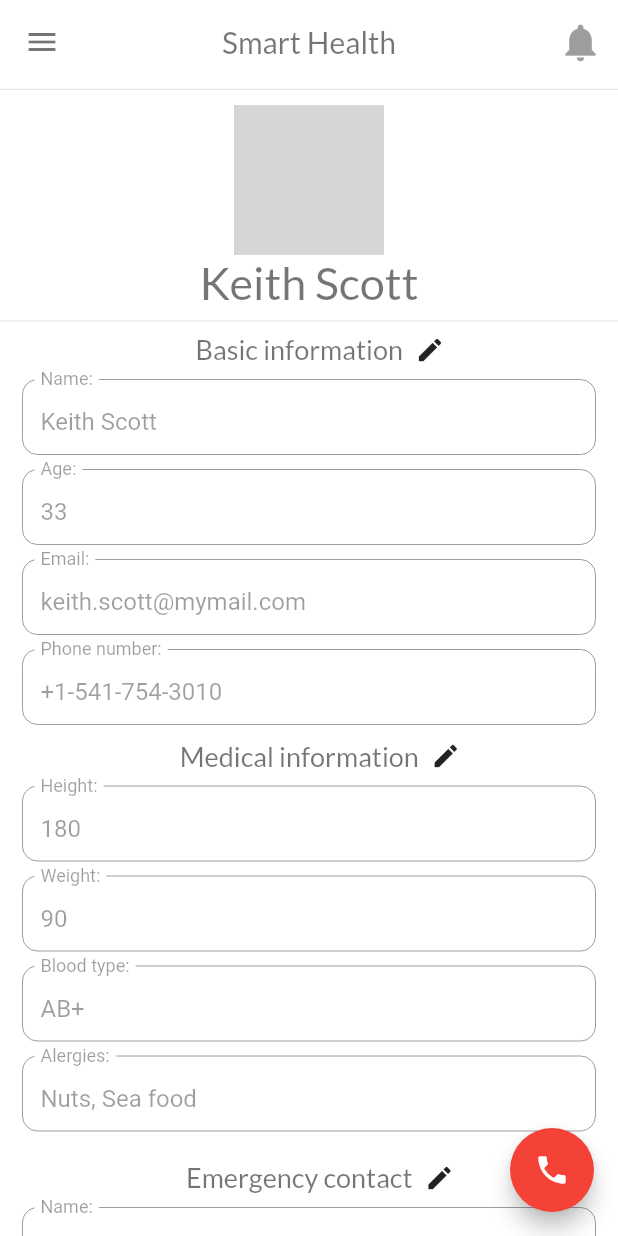
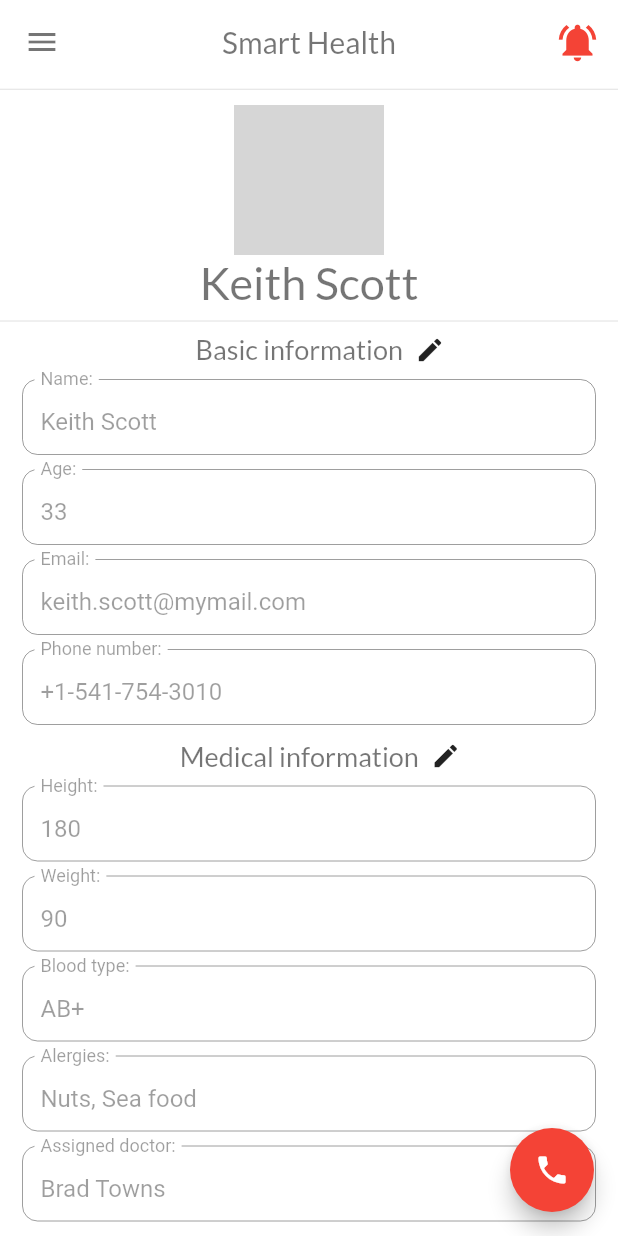
Before and after one commit to Hazaaa/Smart_Health-v1.0, a Flutter app: the ProfilePage screen opened by its route, on a phone screen of 412 x 824 dp. Run offline on Flutter 3.47's test engine with Material 2 defaults, Android fonts, the phone set to English and light mode, and no system bars; drawn by our look-alikes of flutter_speed_dial; our stand-ins replace google_fonts, google_maps_flutter; missing offline and left inert: call_number; network calls fail; grey boxes are pictures that could not be loaded.

```diff
--- a/lib/custom_widgets/appbar.dart
+++ b/lib/custom_widgets/appbar.dart
@@ -1,4 +1,5 @@
 import 'package:flutter/material.dart';
+import 'package:smart_health/routing/routes.dart';
 import 'package:smart_health/themes/custom_theme.dart';
 
 class CustomAppBar extends StatelessWidget implements PreferredSizeWidget {
@@ -23,9 +24,14 @@ class CustomAppBar extends StatelessWidget implements PreferredSizeWidget {
       centerTitle: true,
       actions: <Widget>[
         Padding(
-          padding: EdgeInsets.only(right: 10.0),
-          child: Icon(Icons.notifications, color: Colors.grey, size: 30.0),
-        ),
+            padding: EdgeInsets.only(right: 3.0),
+            child: IconButton(
+              icon: Icon(Icons.notifications_active,
+                  color: Colors.red, size: 30.0),
+              onPressed: () {
+                Navigator.of(context).pushReplacementNamed(NotificationsPageRoute);
+              },
+            )),
       ],
       bottom: PreferredSize(
         child: Divider(
--- a/lib/custom_widgets/drawer.dart
+++ b/lib/custom_widgets/drawer.dart
@@ -29,6 +29,9 @@ class CustomDrawer extends StatelessWidget {
                 ListTile(
                   leading: Icon(Icons.map, size: 35.0),
                   title: Text("Personal routes"),
+                  onTap: () {
+                    Navigator.of(context).pushReplacementNamed(PersonalRoutesPageRoute);
+                  },
                 ),
                 Divider(),
                 ListTile(
@@ -50,6 +53,9 @@ class CustomDrawer extends StatelessWidget {
                 ListTile(
                   leading: Icon(Icons.description, size: 35.0),
                   title: Text("Records"),
+                  onTap: () {
+                    Navigator.of(context).pushReplacementNamed(RecordsPageRoute);
+                  },
                 ),
                 Divider()
               ],
--- a/lib/pages/profile_page.dart
+++ b/lib/pages/profile_page.dart
@@ -32,7 +32,8 @@ class _ProfilePageState extends State<ProfilePage> {
     'height': null,
     'weight': null,
     'bloodType': null,
-    'alergies': null
+    'alergies': null,
+    'doctor': null
   };
   Map<String, dynamic> _emergencyContactFormData = {
     'name': null,
@@ -321,6 +322,14 @@ class _ProfilePageState extends State<ProfilePage> {
                             'alergies',
                             TextInputType.text,
                             _editMedicalDetails),
+                        SizedBox(height: 10.0),
+                        _buildMedicalInfoTextField(
+                            context,
+                            "Brad Towns",
+                            "Assigned doctor",
+                            'doctor',
+                            TextInputType.text,
+                            _editMedicalDetails),
                         SizedBox(height: 10.0)
                       ],
                     ),
--- a/lib/routing/router.dart
+++ b/lib/routing/router.dart
@@ -1,4 +1,5 @@
 import 'package:flutter/material.dart';
+import 'package:smart_health/pages/records_page.dart';
 import 'package:smart_health/pages/weather_page.dart';
 import 'package:smart_health/routing/routes.dart';
 
@@ -18,8 +19,10 @@ Route<dynamic> generateRoute(RouteSettings settings) {
     case ProfilePageRoute:
       return MaterialPageRoute(builder: (context) => ProfilePage());
     case RecordsPageRoute:
+      return MaterialPageRoute(builder: (context) => RecordsPage());
+    case NotificationsPageRoute:
     // TODO: Needs to be impelemented
-      throw UnimplementedError("Records route isn't implemented!");
+      throw UnimplementedError("Notifications route isn't implemented!");
     default:
       return MaterialPageRoute(builder: (context) => HomePage());
   }
--- a/lib/routing/routes.dart
+++ b/lib/routing/routes.dart
@@ -3,3 +3,4 @@ const String PersonalRoutesPageRoute = '/routes';
 const String WeatherPageRoute = '/weather';
 const String ProfilePageRoute = '/profile';
 const String RecordsPageRoute = '/records';
+const String NotificationsPageRoute = '/notifications';
```
Also changed, not shown: lib/pages/records_page.dart (added, +168 -0 lines).
